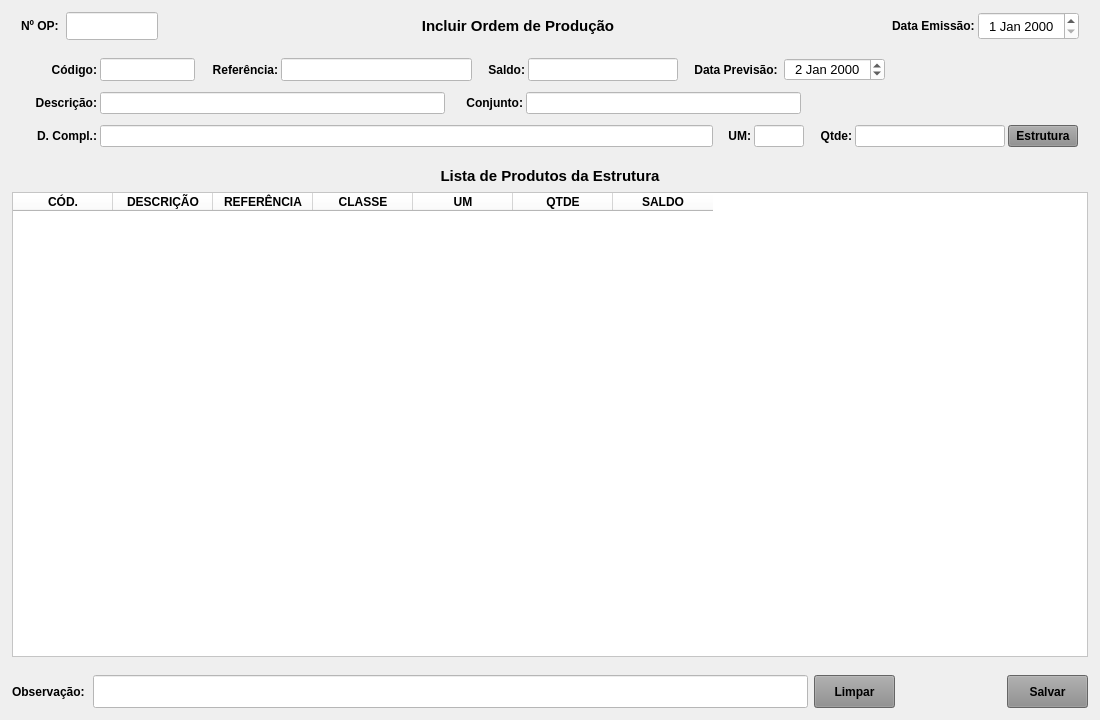
Qt form forms/tela_op_incluir.ui (Azevedo84/erp_suzuki) before a commit.
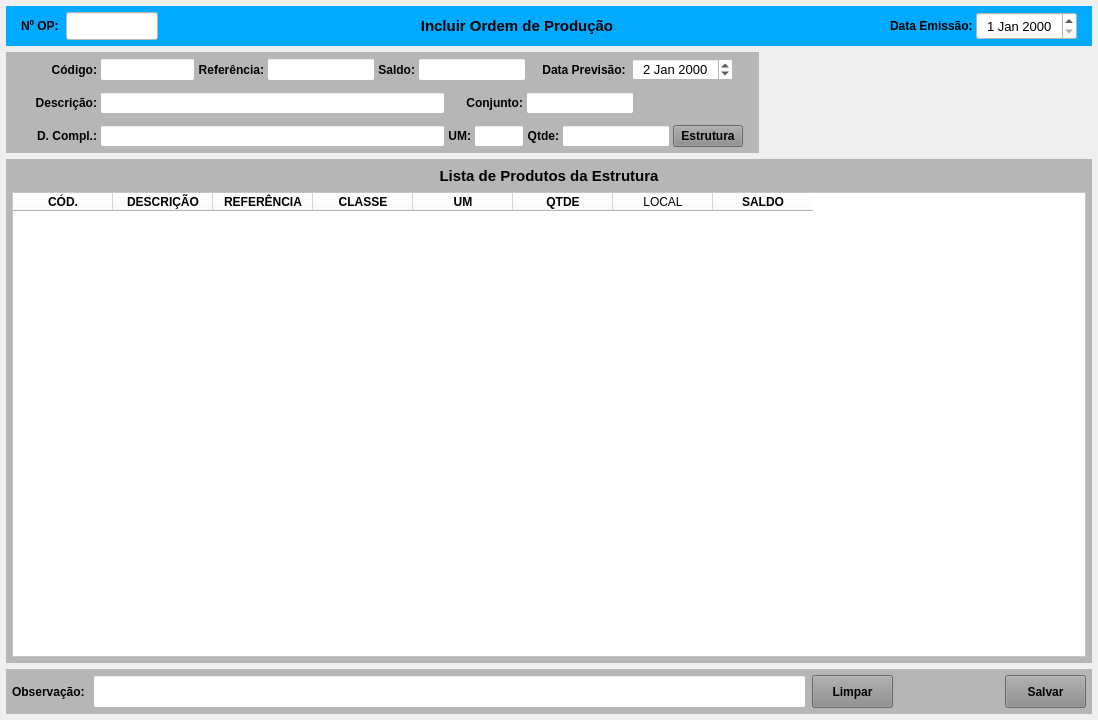
The same form after that commit.

Patch:
```diff
--- a/forms/tela_op_incluir.ui
+++ b/forms/tela_op_incluir.ui
@@ -6,7 +6,7 @@
    <rect>
     <x>0</x>
     <y>0</y>
-    <width>1100</width>
+    <width>1098</width>
     <height>720</height>
    </rect>
   </property>
@@ -54,7 +54,7 @@
        </size>
       </property>
       <property name="styleSheet">
-       <string notr="true"/>
+       <string notr="true">background-color: rgb(0, 170, 255);</string>
       </property>
       <layout class="QHBoxLayout" name="horizontalLayout">
        <property name="spacing">
@@ -253,9 +253,36 @@
      </widget>
     </item>
     <item>
+     <widget class="QWidget" name="widget" native="true">
+      <property name="minimumSize">
+       <size>
+        <width>0</width>
+        <height>101</height>
+       </size>
+      </property>
+      <property name="maximumSize">
+       <size>
+        <width>16777215</width>
+        <height>101</height>
+       </size>
+      </property>
+      <layout class="QHBoxLayout" name="horizontalLayout_6">
+       <property name="leftMargin">
+        <number>0</number>
+       </property>
+       <property name="topMargin">
+        <number>0</number>
+       </property>
+       <property name="rightMargin">
+        <number>0</number>
+       </property>
+       <property name="bottomMargin">
+        <number>0</number>
+       </property>
+       <item>
      <widget class="QWidget" name="widget_Cor1" native="true">
       <property name="sizePolicy">
-       <sizepolicy hsizetype="Preferred" vsizetype="Fixed">
+          <sizepolicy hsizetype="Preferred" vsizetype="Preferred">
         <horstretch>0</horstretch>
         <verstretch>0</verstretch>
        </sizepolicy>
@@ -263,17 +290,17 @@
       <property name="minimumSize">
        <size>
         <width>0</width>
-        <height>101</height>
+           <height>0</height>
        </size>
       </property>
       <property name="maximumSize">
        <size>
         <width>16777215</width>
-        <height>101</height>
+           <height>16777215</height>
        </size>
       </property>
       <property name="styleSheet">
-       <string notr="true"/>
+          <string notr="true">background-color: rgb(182, 182, 182);</string>
       </property>
       <layout class="QVBoxLayout" name="verticalLayout">
        <property name="spacing">
@@ -1026,9 +1053,15 @@
      </widget>
     </item>
     <item>
+        <widget class="QWidget" name="widget_2" native="true"/>
+       </item>
+      </layout>
+     </widget>
+    </item>
+    <item>
      <widget class="QWidget" name="widget_Cor2" native="true">
       <property name="styleSheet">
-       <string notr="true"/>
+       <string notr="true">background-color: rgb(182, 182, 182);</string>
       </property>
       <layout class="QVBoxLayout" name="verticalLayout_3">
        <property name="spacing">
@@ -1189,6 +1222,11 @@
            <set>AlignCenter</set>
           </property>
          </column>
+         <column>
+          <property name="text">
+           <string>LOCAL</string>
+          </property>
+         </column>
          <column>
           <property name="text">
            <string>SALDO</string>
@@ -1230,7 +1268,7 @@
        </size>
       </property>
       <property name="styleSheet">
-       <string notr="true"/>
+       <string notr="true">background-color: rgb(182, 182, 182);</string>
       </property>
       <layout class="QHBoxLayout" name="horizontalLayout_5">
        <property name="leftMargin">
```
Lines whose indentation alone changed are shown as unchanged.
